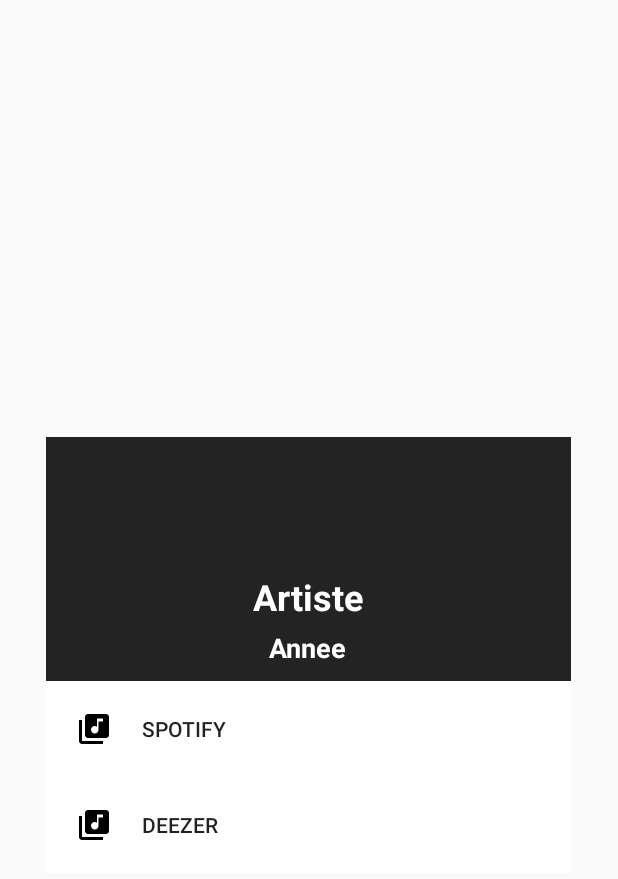
After one commit to Panoramix3/TransBGR, an Android app: the layout detail_contact.xml on its own in the app's theme, with its tools: preview values and no code run, on a phone screen of 412 x 824 dp. The commit adds this screen. Shown: the top 879 px of the screen. Run offline under Robolectric (Android 15) with nearby library versions, the phone set to English and light mode, and no system bars.

Commit message:
update moitié travail detail contact

```diff
--- a/app/src/main/java/com/example/transbgr/ArtistesAdapter.java
+++ b/app/src/main/java/com/example/transbgr/ArtistesAdapter.java
@@ -1,5 +1,6 @@
 package com.example.transbgr;
 
+import android.app.Dialog;
 import android.content.Context;
 import android.util.Log;
 import android.view.LayoutInflater;
@@ -8,6 +9,7 @@ import android.view.ViewGroup;
 import android.widget.Filter;
 import android.widget.Filterable;
 import android.widget.ImageView;
+import android.widget.LinearLayout;
 import android.widget.TextView;
 
 import java.util.ArrayList;
@@ -25,6 +27,7 @@ import android.widget.Filter;
 import android.widget.Filterable;
 import android.widget.ImageView;
 import android.widget.TextView;
+import android.widget.Toast;
 
 
 import java.util.ArrayList;
@@ -40,13 +43,16 @@ import androidx.recyclerview.widget.RecyclerView;
         List<Artiste> artisteList;
         List<Artiste> artisteListFiltered;
         private ArtistesAdapterListener listener;
+        Dialog mDialog;
 
         public class MyViewHolder extends RecyclerView.ViewHolder {
             public TextView name;
+            private LinearLayout item_artiste;
 
             public MyViewHolder(View view) {
                 super(view);
                 name = view.findViewById(R.id.name);
+                item_artiste = (LinearLayout) itemView.findViewById(R.id.detail_item);
 
 
 
@@ -67,14 +73,26 @@ import androidx.recyclerview.widget.RecyclerView;
             this.listener = listener;
             this.artisteList = artisteList;
             this.artisteListFiltered = artisteList;
+
         }
 
         @Override
         public MyViewHolder onCreateViewHolder(ViewGroup parent, int viewType) {
-            View itemView = LayoutInflater.from(parent.getContext())
+            View itemView;
+
+            itemView = LayoutInflater.from(context)
                     .inflate(R.layout.artiste_item, parent, false);
 
-            return new MyViewHolder(itemView);
+            final MyViewHolder vHolder = new MyViewHolder(itemView);
+
+            vHolder.item_artiste.setOnClickListener(new View.OnClickListener() {
+                @Override
+                public void onClick(View v) {
+                    Toast.makeText(context, "TestClick"+String.valueOf(vHolder.getAdapterPosition()),Toast.LENGTH_SHORT).show();
+                }
+            });
+
+            return vHolder;
         }
 
         @Override
--- /dev/null
+++ b/app/src/main/res/drawable/ic_library_music_black_24dp.xml
@@ -0,0 +1,9 @@
+<vector xmlns:android="http://schemas.android.com/apk/res/android"
+        android:width="24dp"
+        android:height="24dp"
+        android:viewportWidth="24.0"
+        android:viewportHeight="24.0">
+    <path
+        android:fillColor="#FF000000"
+        android:pathData="M20,2L8,2c-1.1,0 -2,0.9 -2,2v12c0,1.1 0.9,2 2,2h12c1.1,0 2,-0.9 2,-2L22,4c0,-1.1 -0.9,-2 -2,-2zM18,7h-3v5.5c0,1.38 -1.12,2.5 -2.5,2.5S10,13.88 10,12.5s1.12,-2.5 2.5,-2.5c0.57,0 1.08,0.19 1.5,0.51L14,5h4v2zM4,6L2,6v14c0,1.1 0.9,2 2,2h14v-2L4,20L4,6z"/>
+</vector>
--- a/app/src/main/res/layout/artiste_detail_fragment.xml
+++ b/app/src/main/res/layout/artiste_detail_fragment.xml
@@ -9,7 +9,8 @@
 
     <androidx.constraintlayout.widget.ConstraintLayout
         android:layout_width="match_parent"
-        android:layout_height="match_parent">
+        android:layout_height="match_parent"
+        android:id="@+id/contact_recyclerview">
 
 
         <TextView
@@ -31,6 +32,7 @@
             app:layout_constraintEnd_toEndOf="parent"
             app:layout_constraintStart_toStartOf="parent"
             app:layout_constraintTop_toBottomOf="@+id/artiste_detail_name" />
+        -->
     </androidx.constraintlayout.widget.ConstraintLayout>
 
 </LinearLayout>
--- a/app/src/main/res/layout/artiste_item.xml
+++ b/app/src/main/res/layout/artiste_item.xml
@@ -1,9 +1,11 @@
 <?xml version="1.0" encoding="utf-8"?>
-<androidx.constraintlayout.widget.ConstraintLayout
+<LinearLayout
     xmlns:android="http://schemas.android.com/apk/res/android"
     xmlns:app="http://schemas.android.com/apk/res-auto"
     android:layout_width="match_parent"
-    android:layout_height="wrap_content">
+    android:layout_height="wrap_content"
+    android:id="@+id/detail_item">
+
 
     <TextView
         android:id="@+id/name"
@@ -16,4 +18,4 @@
         android:text="TextView"
         app:layout_constraintStart_toStartOf="parent"
         app:layout_constraintTop_toTopOf="parent" />
-</androidx.constraintlayout.widget.ConstraintLayout>
+</LinearLayout>
--- /dev/null
+++ b/app/src/main/res/layout/detail_contact.xml
@@ -0,0 +1,59 @@
+<?xml version="1.0" encoding="utf-8"?>
+<RelativeLayout
+    xmlns:android="http://schemas.android.com/apk/res/android"
+    android:orientation="vertical"
+    android:layout_width="350dp"
+    android:layout_height="wrap_content"
+    android:layout_gravity="center">
+
+    <LinearLayout
+        android:layout_marginTop="50dp"
+        android:layout_width="match_parent"
+        android:layout_height="wrap_content"
+        android:background="#232323"
+        android:orientation="vertical"
+        android:gravity="center_horizontal">
+
+        <TextView
+            android:layout_width="wrap_content"
+            android:layout_height="wrap_content"
+            android:text="Artiste"
+            android:textColor="@android:color/white"
+            android:textStyle="bold"
+            android:textSize="24sp"
+            android:layout_marginTop="90dp"/>
+
+        <TextView
+            android:layout_width="wrap_content"
+            android:layout_height="wrap_content"
+            android:text="Annee"
+            android:textColor="@android:color/white"
+            android:textStyle="bold"
+            android:textSize="18sp"
+            android:layout_marginTop="5dp"/>
+
+        <Button
+            android:padding="20dp"
+            android:textAlignment="textStart"
+            android:drawablePadding="20dp"
+            android:drawableLeft="@drawable/ic_library_music_black_24dp"
+            android:layout_width="match_parent"
+            android:layout_height="wrap_content"
+            android:background="@android:color/white"
+            android:text="Spotify"
+            android:layout_marginTop="10dp"/>
+
+        <Button
+            android:padding="20dp"
+            android:textAlignment="textStart"
+            android:drawablePadding="20dp"
+            android:drawableLeft="@drawable/ic_library_music_black_24dp"
+            android:layout_width="match_parent"
+            android:layout_height="wrap_content"
+            android:background="@android:color/white"
+            android:text="Deezer" />
+
+
+    </LinearLayout>
+
+</RelativeLayout>
```
